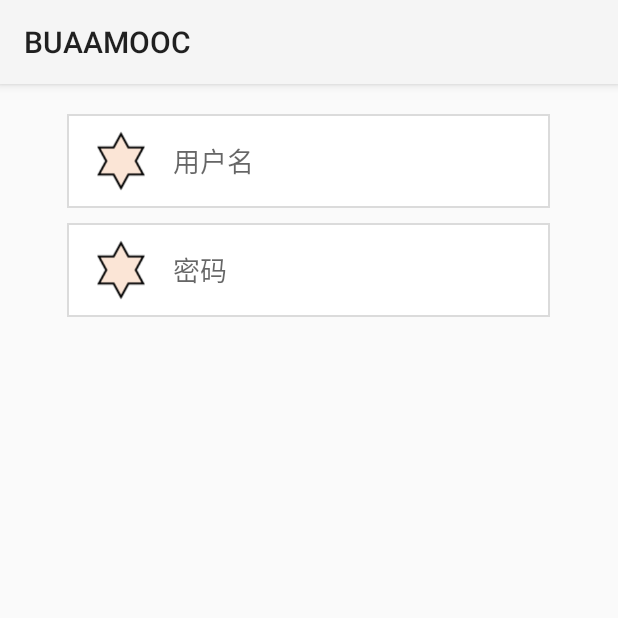
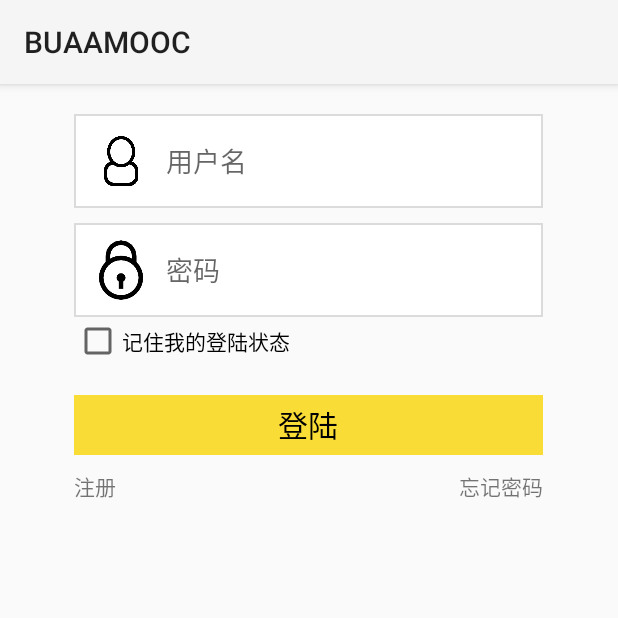
Before and after one commit to SyncShinee/BUAAMOOC, an Android app: the fragment LoginFragment shown on its own in the app's theme, on a phone screen of 412 x 824 dp, the top half of it. Run offline under Robolectric (Android 15) with nearby library versions, the light colour scheme and no system bars; 2 statements that could not run were skipped.

Commit message:
fix #1
基本完成登录模块。

```diff
--- a/app/src/main/java/cn/edu/buaamooc/fragment/LoginFragment.java
+++ b/app/src/main/java/cn/edu/buaamooc/fragment/LoginFragment.java
@@ -7,6 +7,7 @@ import android.util.Log;
 import android.view.LayoutInflater;
 import android.view.View;
 import android.view.ViewGroup;
+import android.widget.TextView;
 
 import cn.edu.buaamooc.R;
 import cn.edu.buaamooc.activity.MoocMainActivity;
@@ -21,6 +22,7 @@ public class LoginFragment extends Fragment {
     private MoocMainActivity activity;
     private int tabIndex;
 
+
     public LoginFragment() {
         // Required empty public constructor
     }
@@ -34,6 +36,14 @@ public class LoginFragment extends Fragment {
         layout = inflater.inflate(R.layout.fragment_login, container, false);
         activity = (MoocMainActivity) getActivity();
         tabIndex = getArguments().getInt("tabIndex");
+
+        TextView login = (TextView) layout.findViewById(R.id.button_fragment_login);
+        login.setOnClickListener(new View.OnClickListener() {
+            @Override
+            public void onClick(View v) {
+                LoginFragment.this.login();
+            }
+        });
         return layout;
     }
 
@@ -43,5 +53,9 @@ public class LoginFragment extends Fragment {
         super.onDestroyView();
     }
 
+    public void login(){
+        String username = ((TextView) layout.findViewById(R.id.usernameText)).getText().toString();
+        String password = ((TextView) layout.findViewById(R.id.passwordText)).getText().toString();
 
+    }
 }
--- a/app/src/main/res/layout/fragment_login.xml
+++ b/app/src/main/res/layout/fragment_login.xml
@@ -28,10 +28,10 @@
             android:paddingLeft="10dp">
 
             <ImageView
-                android:layout_width="wrap_content"
-                android:layout_height="wrap_content"
+                android:layout_width="40dp"
+                android:layout_height="40dp"
                 android:id="@+id/imageView1"
-                android:src="@drawable/login_pic"
+                android:src="@drawable/login_username"
                 android:layout_alignBottom="@+id/usernameText"
                 android:layout_alignParentLeft="true"
                 android:layout_alignParentStart="true"/>
@@ -74,10 +74,10 @@
             android:background="@color/colorMainWhite"
             android:paddingLeft="10dp">
             <ImageView
-                android:layout_width="wrap_content"
-                android:layout_height="wrap_content"
+                android:layout_width="40dp"
+                android:layout_height="40dp"
                 android:id="@+id/imageView2"
-                android:src="@drawable/login_pic"
+                android:src="@drawable/login_password"
                 android:layout_alignBottom="@+id/passwordText"
                 android:layout_alignParentLeft="true"
                 android:layout_alignParentStart="true"/>
@@ -97,4 +97,51 @@
         </RelativeLayout>
     </FrameLayout>
 
+    <CheckBox
+        android:layout_width="wrap_content"
+        android:layout_height="wrap_content"
+        android:text="记住我的登陆状态"
+        android:id="@+id/checkbox_login_rememberMe"
+        android:layout_below="@+id/frame_login_password"
+        android:layout_alignLeft="@+id/frame_login_password"
+        android:layout_alignStart="@+id/frame_login_password"/>
+
+    <TextView
+        android:layout_width="wrap_content"
+        android:layout_height="wrap_content"
+        android:text="登陆"
+        android:id="@+id/button_fragment_login"
+        android:layout_below="@+id/checkbox_login_rememberMe"
+        android:layout_alignLeft="@+id/checkbox_login_rememberMe"
+        android:layout_alignStart="@+id/checkbox_login_rememberMe"
+        android:layout_alignRight="@+id/frame_login_password"
+        android:layout_alignEnd="@+id/frame_login_password"
+        android:maxHeight="40dp"
+        android:minHeight="40dp"
+        android:gravity="center"
+        android:layout_marginTop="20dp"
+        android:background="@color/colorMainbgGolden"
+        android:textSize="20sp"
+        android:textColor="@color/colorBlack"/>
+
+    <TextView
+        android:layout_width="wrap_content"
+        android:layout_height="wrap_content"
+        android:text="注册"
+        android:id="@+id/button_register"
+        android:layout_below="@+id/button_fragment_login"
+        android:layout_alignLeft="@+id/button_fragment_login"
+        android:layout_alignStart="@+id/button_fragment_login"
+        android:layout_marginTop="10dp"/>
+
+    <TextView
+        android:layout_width="wrap_content"
+        android:layout_height="wrap_content"
+        android:text="忘记密码"
+        android:id="@+id/button_forgetPassword"
+        android:layout_below="@+id/button_fragment_login"
+        android:layout_alignRight="@+id/button_fragment_login"
+        android:layout_alignEnd="@+id/button_fragment_login"
+        android:layout_marginTop="10dp"/>
+
 </RelativeLayout>
--- a/app/src/main/res/values/colors.xml
+++ b/app/src/main/res/values/colors.xml
@@ -2,10 +2,11 @@
 <resources>
     <color name="colorMainDivide">#20000000</color>
     <color name="colorMainBuaaBlue">#ff005cac</color>
-    <color name="colorMainbgGolden">#FFFFE699</color>
+    <color name="colorMainbgGolden">#FFFADC37</color>
     <color name="colorMainWhite">#ffffffff</color>
     <color name="colorMainTextGray">#a0000000</color>
     <color name="colorDefaultBg">#90E8E8E7</color>
     <color name="colorTransparent">#00000000</color>
+    <color name="colorBlack">#ff000000</color>
 
 </resources>
```
Also changed, not shown: app/src/main/java/cn/edu/buaamooc/CONST.java (+12 -2 lines), app/src/main/java/cn/edu/buaamooc/activity/MoocMainActivity.java (+57 -8 lines), app/src/main/java/cn/edu/buaamooc/tools/MOOCConnection.java (added, +392 -0 lines), app/src/main/res/drawable/login_password.png (added), app/src/main/res/drawable/login_username.png (added).
